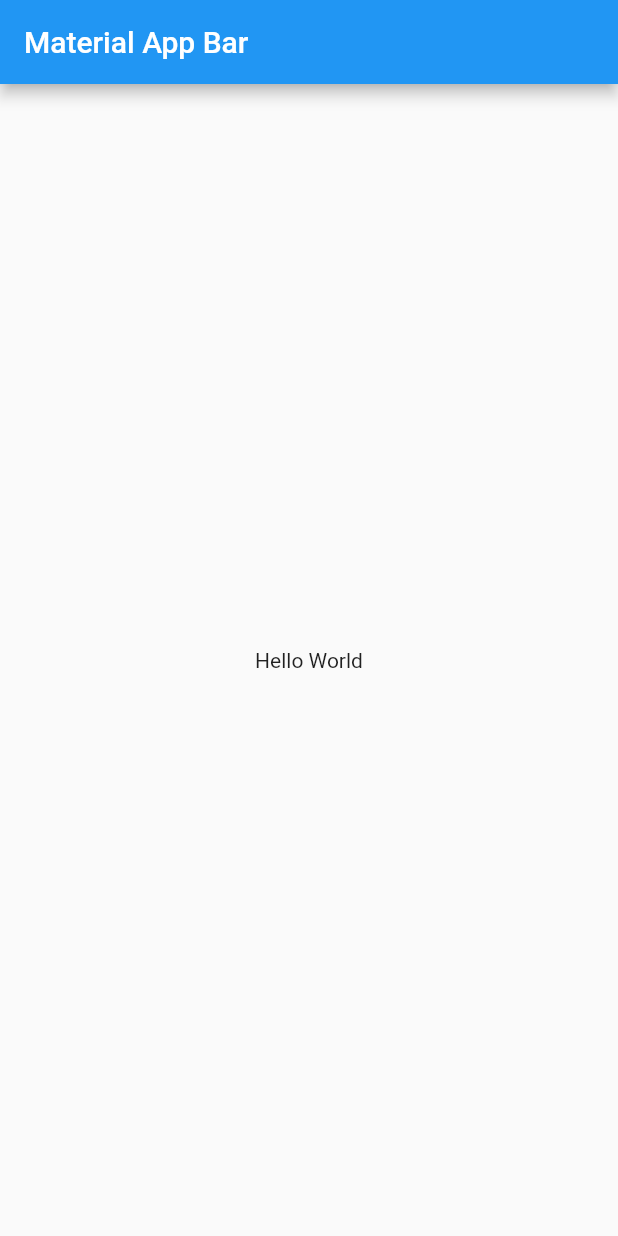
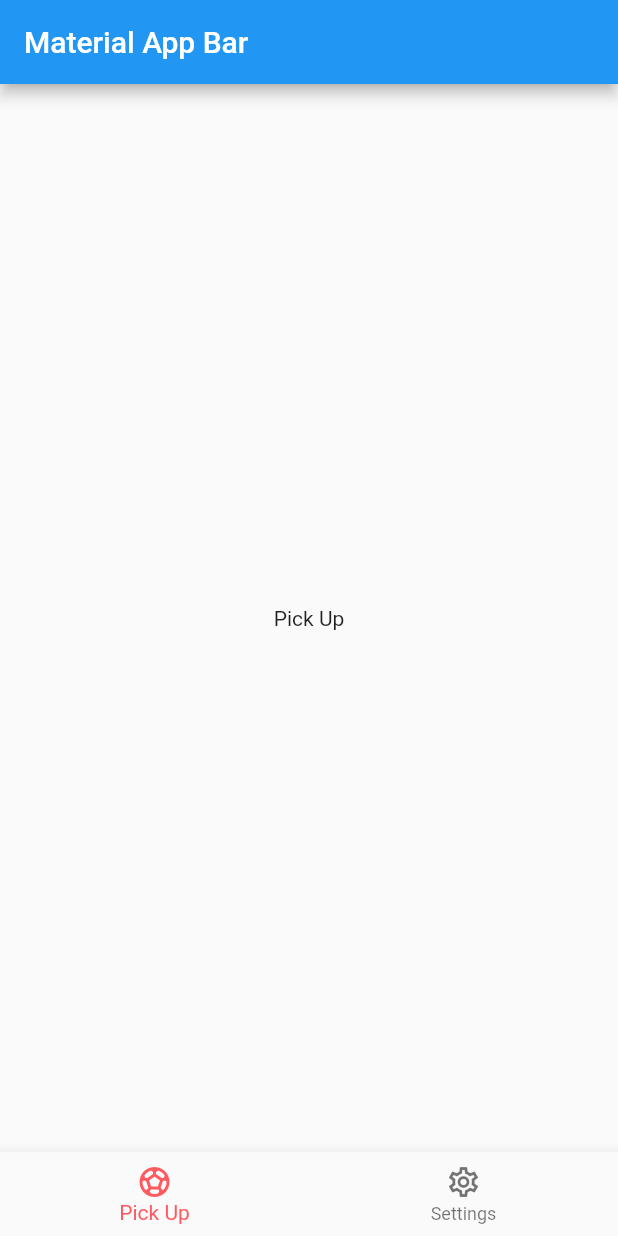
Before and after one commit to SamuelPerezJimenez/jplay_flutter, a Flutter app: the screen it shows after launch, on a phone screen of 412 x 824 dp. Run offline on Flutter 3.47's test engine with Material 2 defaults, Android fonts, the phone set to English and light mode, and no system bars; our stand-ins replace equatable, flutter_bloc, get_it.

Commit message:
feat(navigation): Implement NavigationBarWidget for screen navigation
Added the NavigationBarWidget which facilitates navigation between the 'Pick Up' and 'Settings' screens via a BottomNavigationBar. Also set up the necessary logic in the BLoC to manage the corresponding navigation states and events.

```diff
--- /dev/null
+++ b/lib/core/theme/theme.dart
@@ -0,0 +1,7 @@
+import 'package:flutter/material.dart';
+
+class AppTheme {
+  AppTheme._();
+
+  static const Color primaryColor = Color(0xFFFF5A60);
+}
--- a/lib/features/navigation/presentation/bloc/navigation_bloc_bloc.dart
+++ b/lib/features/navigation/presentation/bloc/navigation_bloc_bloc.dart
@@ -5,12 +5,12 @@ part 'navigation_bloc_event.dart';
 part 'navigation_bloc_state.dart';
 
 class NavigationBloc extends Bloc<NavigationBlocEvent, NavigationBlocState> {
-  NavigationBloc() : super(PickUpPageNavigationState()) {
+  NavigationBloc() : super(const PickUpPageNavigationState()) {
     on<NavigateToPickUpPageEvent>((event, emit) {
-      emit(PickUpPageNavigationState());
+      emit(const PickUpPageNavigationState());
     });
     on<NavigateToSettingsPageEvent>((event, emit) {
-      emit(SettingsPagesNavigationState());
+      emit(const SettingsPagesNavigationState());
     });
   }
 }
--- a/lib/features/navigation/presentation/bloc/navigation_bloc_state.dart
+++ b/lib/features/navigation/presentation/bloc/navigation_bloc_state.dart
@@ -1,14 +1,21 @@
 part of 'navigation_bloc_bloc.dart';
 
-sealed class NavigationBlocState extends Equatable {
-  const NavigationBlocState();
+abstract class NavigationBlocState extends Equatable {
+  final int selectedIndex;
+  const NavigationBlocState(this.selectedIndex);
 
   @override
-  List<Object> get props => [];
+  List<Object> get props => [selectedIndex];
 }
 
-final class NavigationBlocInitial extends NavigationBlocState {}
+final class NavigationBlocInitial extends NavigationBlocState {
+  const NavigationBlocInitial() : super(0);
+}
 
-class PickUpPageNavigationState extends NavigationBlocState {}
+class PickUpPageNavigationState extends NavigationBlocState {
+  const PickUpPageNavigationState() : super(0);
+}
 
-class SettingsPagesNavigationState extends NavigationBlocState {}
+class SettingsPagesNavigationState extends NavigationBlocState {
+  const SettingsPagesNavigationState() : super(1);
+}
--- /dev/null
+++ b/lib/features/navigation/presentation/widgets/navigation_bar.dart
@@ -0,0 +1,42 @@
+import 'package:flutter/material.dart';
+import 'package:flutter_bloc/flutter_bloc.dart';
+import 'package:jplay_flutter/core/theme/theme.dart';
+import 'package:jplay_flutter/features/navigation/presentation/bloc/navigation_bloc_bloc.dart';
+
+class NavigationBarWidget extends StatelessWidget {
+  const NavigationBarWidget({Key? key}) : super(key: key);
+
+  void _onItemTapped(int index, BuildContext context) {
+    final navigationBloc = BlocProvider.of<NavigationBloc>(context);
+    if (index == 0) {
+      navigationBloc.add(NavigateToPickUpPageEvent());
+    } else if (index == 1) {
+      navigationBloc.add(NavigateToSettingsPageEvent());
+    }
+  }
+
+  @override
+  Widget build(BuildContext context) {
+    final navigationBloc = BlocProvider.of<NavigationBloc>(context);
+    return BlocBuilder<NavigationBloc, NavigationBlocState>(
+      bloc: navigationBloc,
+      builder: (BuildContext context, NavigationBlocState state) {
+        return BottomNavigationBar(
+          items: const <BottomNavigationBarItem>[
+            BottomNavigationBarItem(
+              icon: Icon(Icons.sports_soccer),
+              label: 'Pick Up',
+            ),
+            BottomNavigationBarItem(
+              icon: Icon(Icons.settings_outlined),
+              label: 'Settings',
+            ),
+          ],
+          currentIndex: state.selectedIndex,
+          onTap: (index) => _onItemTapped(index, context),
+          selectedItemColor: AppTheme.primaryColor,
+        );
+      },
+    );
+  }
+}
--- a/lib/main.dart
+++ b/lib/main.dart
@@ -1,5 +1,9 @@
 import 'package:flutter/material.dart';
+import 'package:flutter_bloc/flutter_bloc.dart';
+import 'features/navigation/presentation/bloc/navigation_bloc_bloc.dart';
+import 'features/navigation/presentation/widgets/navigation_bar.dart';
 import 'injection_container.dart' as injection;
+import 'injection_container.dart';
 
 void main() async {
   WidgetsFlutterBinding.ensureInitialized();
@@ -13,13 +17,32 @@ class MyApp extends StatelessWidget {
   @override
   Widget build(BuildContext context) {
     return MaterialApp(
-      title: 'Material App',
-      home: Scaffold(
-        appBar: AppBar(
-          title: const Text('Material App Bar'),
-        ),
-        body: const Center(
-          child: Text('Hello World'),
+      title: 'Jplay',
+      home: MultiBlocProvider(
+        providers: [
+          BlocProvider<NavigationBloc>(
+            create: (_) => sl<NavigationBloc>(),
+          ),
+        ],
+        child: Scaffold(
+          appBar: AppBar(
+            title: const Text('Material App Bar'),
+          ),
+          body: BlocBuilder<NavigationBloc, NavigationBlocState>(
+            builder: (BuildContext context, NavigationBlocState state) {
+              if (state is PickUpPageNavigationState) {
+                return const Center(
+                  child: Text('Pick Up'),
+                );
+              } else if (state is SettingsPagesNavigationState) {
+                return const Center(
+                  child: Text('Settings'),
+                );
+              }
+              return Container();
+            },
+          ),
+          bottomNavigationBar: const NavigationBarWidget(),
         ),
       ),
     );
```
